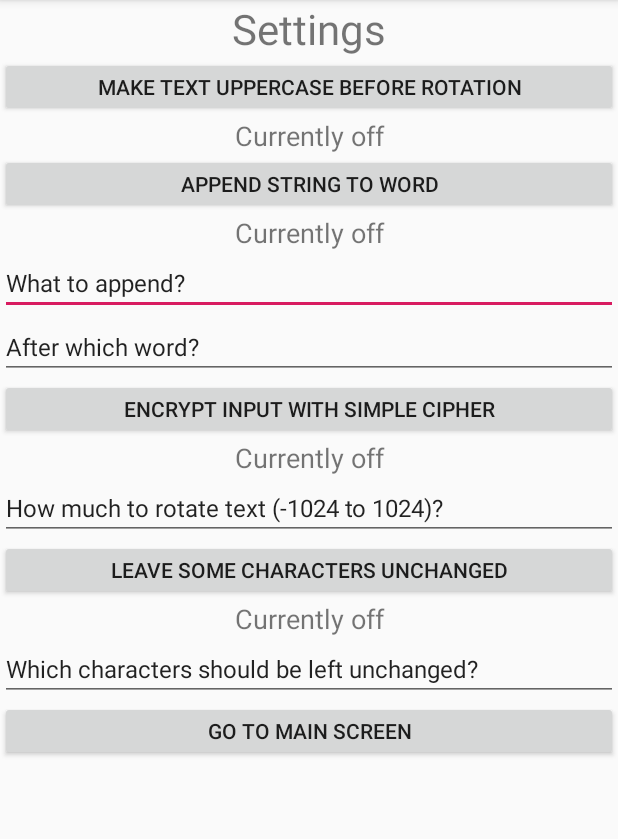
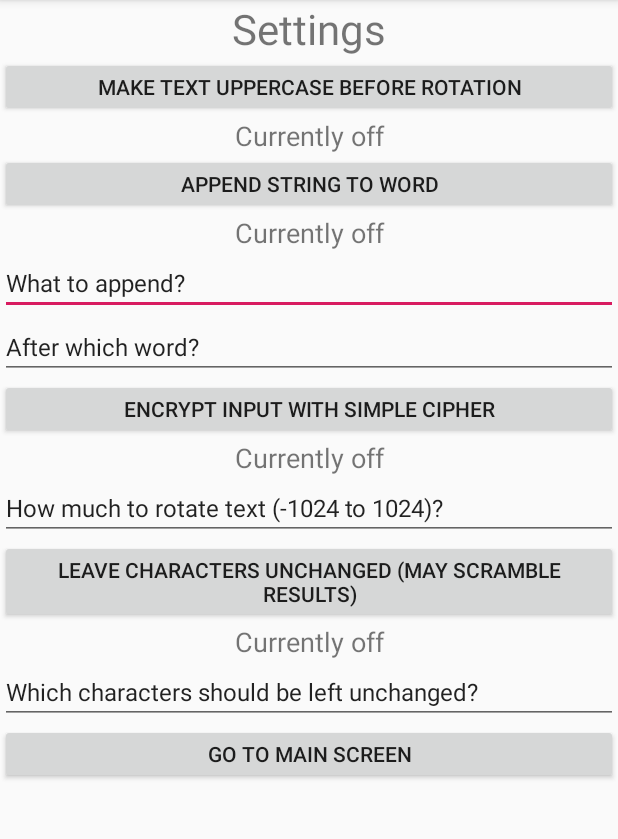
Before and after one commit to jbao8899/MP6_Encryption_Jeremy_Bao_and_Emma_Yu, an Android app: the Settings_Vertical screen opened directly, with no data from a screen before it, on a phone screen of 412 x 824 dp, the part 84-923 px from its top. Run offline under Robolectric (Android 15) with nearby library versions, the phone set to English and light mode, and no system bars; network calls fail.

```diff
--- a/app/src/main/res/layout/activity_settings__vertical.xml
+++ b/app/src/main/res/layout/activity_settings__vertical.xml
@@ -90,7 +90,7 @@
     <Button
         android:id="@+id/clawCode"
         android:layout_width="match_parent"
-        android:layout_height="40dp"
+        android:layout_height="wrap_content"
         android:onClick="doNotRotateSomeCharacters"
         android:text="@string/leave_some_characters_unchanged" />
 
--- a/app/src/main/res/values/strings.xml
+++ b/app/src/main/res/values/strings.xml
@@ -19,6 +19,6 @@
     <string name="how_much_to_rotate_text_1024_to_1024">How much to rotate text (-1024 to 1024)?</string>
     <string name="decrypt">Decrypt</string>
     <string name="get_example_text">get example text</string>
-    <string name="leave_some_characters_unchanged">Leave some characters unchanged</string>
+    <string name="leave_some_characters_unchanged">Leave characters unchanged (may scramble results)</string>
     <string name="which_characters_should_be_left_unchanged">Which characters should be left unchanged?</string>
 </resources>
```
Also changed, not shown: app/src/main/java/com/example/jbao8/encryptionmp6/MainActivity.java (+4 -3 lines).
